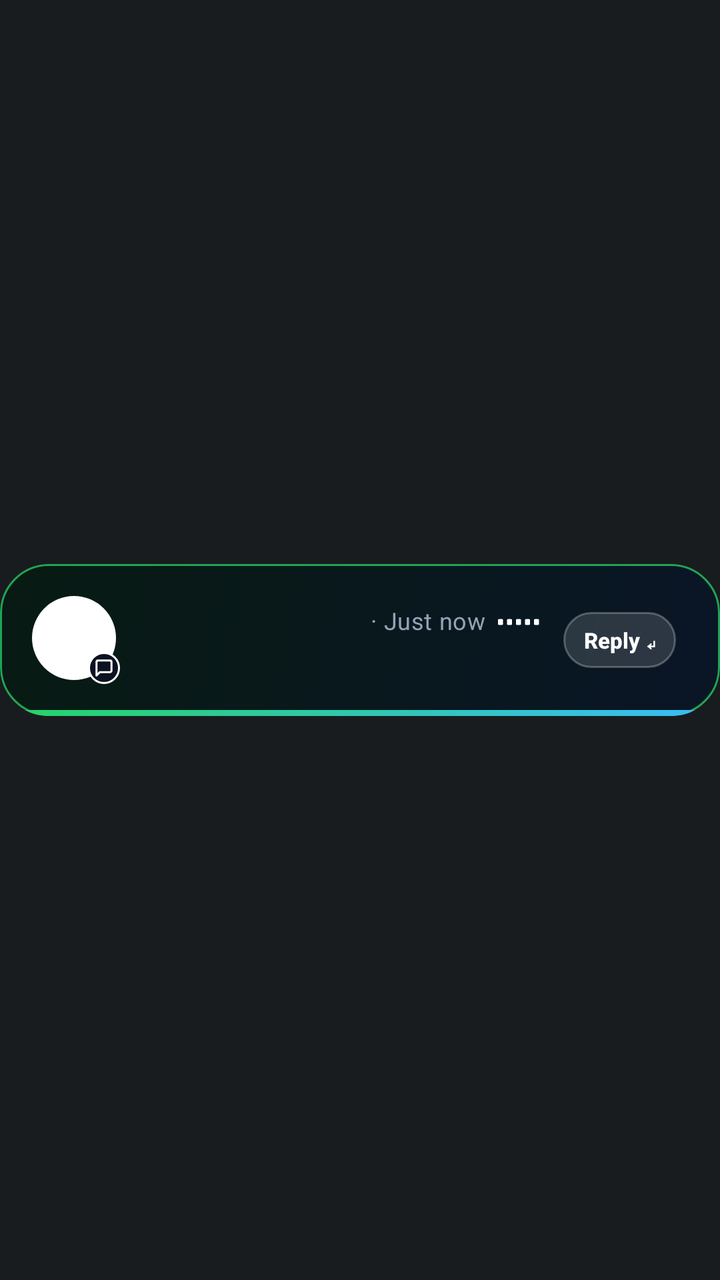
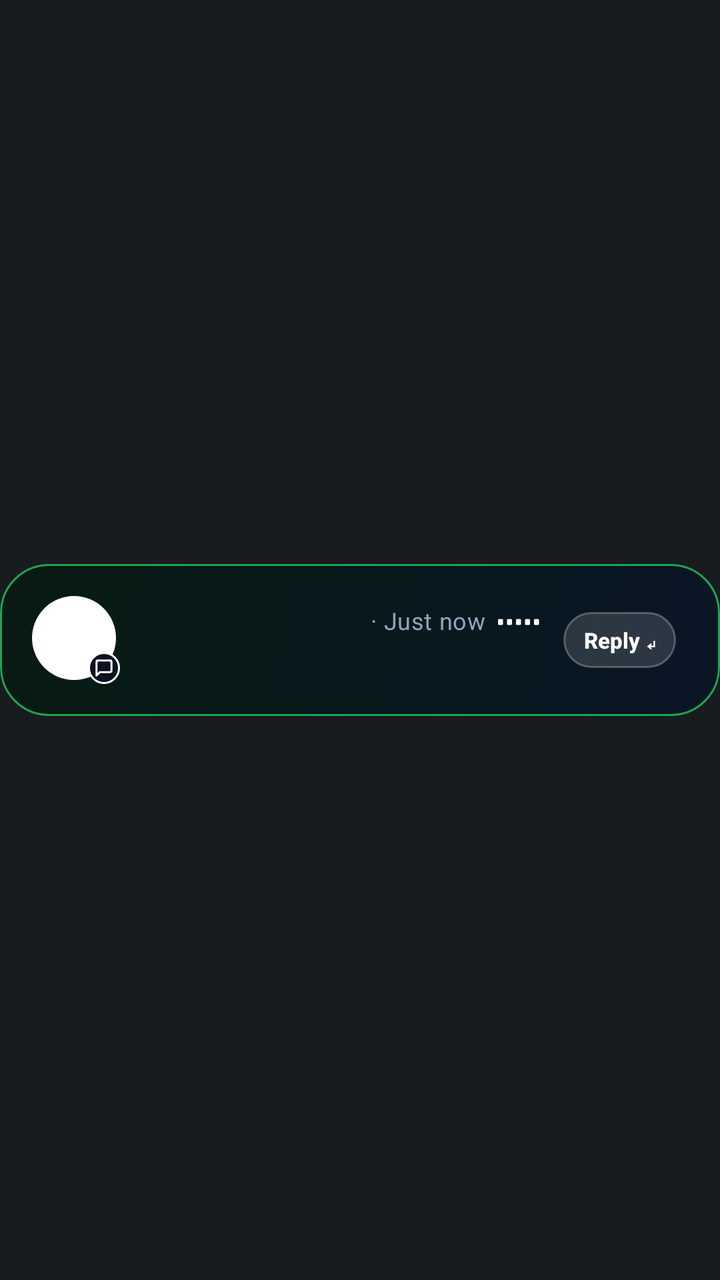

Before-and-after screenshots of an Android layout around one commit, followed by the original layout XML and the change that was made.
<!-- AndroidManifest.xml: application theme Theme.AtAGlancePlus -->
<!-- res/layout/include_island_message_toast.xml -->
<?xml version="1.0" encoding="utf-8"?>
<FrameLayout xmlns:android="http://schemas.android.com/apk/res/android"
    android:id="@+id/card_root"
    style="@style/AagCardRoot">

    <FrameLayout
        android:id="@+id/card_body"
        android:layout_width="match_parent"
        android:layout_height="76dp"
        android:layout_gravity="center_vertical"
        android:background="@drawable/card_bg_island"
        android:clipToOutline="true">

        <LinearLayout
            android:layout_width="match_parent"
            android:layout_height="match_parent"
            android:gravity="center_vertical"
            android:orientation="horizontal"
            android:paddingStart="16dp"
            android:paddingEnd="18dp">

            <FrameLayout
                android:layout_width="44dp"
                android:layout_height="44dp">

                <ImageView
                    android:id="@+id/island_avatar"
                    android:layout_width="42dp"
                    android:layout_height="42dp"
                    android:contentDescription="@null"
                    android:src="@drawable/island_avatar_bg" />

                <TextView
                    android:id="@+id/island_initial"
                    android:layout_width="42dp"
                    android:layout_height="42dp"
                    android:fontFamily="sans-serif-medium"
                    android:gravity="center"
                    android:includeFontPadding="false"
                    android:textColor="#FF04130A"
                    android:textSize="16sp"
                    android:textStyle="bold" />

                <FrameLayout
                    android:layout_width="16dp"
                    android:layout_height="16dp"
                    android:layout_gravity="bottom|end"
                    android:background="@drawable/island_badge_bg">

                    <ImageView
                        android:id="@+id/island_badge_icon"
                        android:layout_width="10dp"
                        android:layout_height="10dp"
                        android:layout_gravity="center"
                        android:contentDescription="@null"
                        android:src="@drawable/ic_chat_badge" />
                </FrameLayout>
            </FrameLayout>

            <LinearLayout
                android:layout_width="0dp"
                android:layout_height="wrap_content"
                android:layout_marginStart="11dp"
                android:layout_weight="1"
                android:orientation="vertical">

                <LinearLayout
                    android:layout_width="match_parent"
                    android:layout_height="wrap_content"
                    android:gravity="center_vertical"
                    android:orientation="horizontal">

                    <TextView
                        android:id="@+id/island_app"
                        style="@style/AagText.Label"
                        android:layout_width="wrap_content"
                        android:layout_height="wrap_content"
                        android:textAllCaps="true"
                        android:textStyle="bold" />

                    <TextView
                        android:id="@+id/island_sender"
                        style="@style/AagText.Badge"
                        android:layout_width="0dp"
                        android:layout_height="wrap_content"
                        android:layout_marginStart="6dp"
                        android:layout_weight="1"
                        android:ellipsize="end" />

                    <TextView
                        android:id="@+id/island_time"
                        style="@style/AagText.Label"
                        android:layout_width="wrap_content"
                        android:layout_height="wrap_content"
                        android:layout_marginStart="6dp"
                        android:fontFamily="sans-serif"
                        android:text="· Just now"
                        android:textColor="#FF94A3B8" />

                    <ProgressBar
                        android:id="@+id/island_eq"
                        android:layout_width="21dp"
                        android:layout_height="14dp"
                        android:layout_marginStart="6dp"
                        android:indeterminate="true"
                        android:indeterminateDrawable="@drawable/avd_island_equalizer"
                        android:indeterminateOnly="true" />
                </LinearLayout>

                <TextView
                    android:id="@+id/island_message"
                    style="@style/AagText.Detail"
                    android:layout_width="match_parent"
                    android:layout_height="wrap_content"
                    android:layout_marginTop="2dp"
                    android:textColor="#FFF1F5F9" />
            </LinearLayout>

            <FrameLayout
                android:id="@+id/island_reply"
                android:layout_width="64dp"
                android:layout_height="36dp"
                android:layout_marginStart="8dp"
                android:contentDescription="Reply">

                <TextView
                    android:layout_width="wrap_content"
                    android:layout_height="28dp"
                    android:layout_gravity="center"
                    android:background="@drawable/island_reply_bg"
                    android:duplicateParentState="true"
                    android:fontFamily="sans-serif-medium"
                    android:gravity="center"
                    android:paddingStart="10dp"
                    android:paddingEnd="10dp"
                    android:singleLine="true"
                    android:text="Reply ↵"
                    android:textColor="#FFFFFFFF"
                    android:textSize="11sp"
                    android:textStyle="bold" />
            </FrameLayout>
        </LinearLayout>

        <ProgressBar
            android:id="@+id/island_countdown"
            style="@android:style/Widget.Material.ProgressBar.Horizontal"
            android:layout_width="match_parent"
            android:layout_height="3dp"
            android:layout_gravity="bottom"
            android:max="1000"
            android:progress="1000"
            android:progressDrawable="@drawable/island_progress" />
    </FrameLayout>
</FrameLayout>
<!-- resources referenced by this layout -->
<resources>
  <!-- drawable avd_island_equalizer: vector/xml drawable (drawable, 4659 chars, omitted) -->
  <!-- drawable card_bg_island (drawable) -->
  <?xml version="1.0" encoding="utf-8"?>
  <shape xmlns:android="http://schemas.android.com/apk/res/android" android:shape="rectangle">
      <gradient android:angle="315" android:startColor="#FA071A12" android:endColor="#FA091526" android:type="linear" />
      <stroke android:width="1dp" android:color="#BF25D366" />
      <corners android:radius="24dp" />
  </shape>
  <!-- drawable ic_chat_badge (drawable) -->
  <?xml version="1.0" encoding="utf-8"?>
  <vector xmlns:android="http://schemas.android.com/apk/res/android"
      android:width="10dp"
      android:height="10dp"
      android:viewportWidth="24"
      android:viewportHeight="24">
      <path android:pathData="M21,15a2,2 0 0 1-2,2H7l-4,4V5a2,2 0 0 1 2,-2h14a2,2 0 0 1 2,2z"
          android:fillColor="#00000000"
          android:strokeColor="#FFFFFFFF"
          android:strokeWidth="2.5"
          android:strokeLineCap="round"
          android:strokeLineJoin="round" />
  </vector>
  <!-- drawable island_avatar_bg (drawable) -->
  <?xml version="1.0" encoding="utf-8"?>
  <shape xmlns:android="http://schemas.android.com/apk/res/android" android:shape="oval">
      <solid android:color="#FFFFFFFF" />
  </shape>
  <!-- drawable island_badge_bg (drawable) -->
  <?xml version="1.0" encoding="utf-8"?>
  <shape xmlns:android="http://schemas.android.com/apk/res/android" android:shape="oval">
      <solid android:color="#FF0B1220" />
      <stroke android:width="1dp" android:color="#FFFFFFFF" />
  </shape>
  <!-- drawable island_progress (drawable) -->
  <?xml version="1.0" encoding="utf-8"?>
  <layer-list xmlns:android="http://schemas.android.com/apk/res/android">
      <item android:id="@android:id/background">
          <shape android:shape="rectangle"><solid android:color="#00000000" /></shape>
      </item>
      <item android:id="@android:id/progress">
          <clip>
              <shape android:shape="rectangle">
                  <gradient android:angle="0" android:startColor="#FF25D366" android:endColor="#FF38BDF8" />
              </shape>
          </clip>
      </item>
  </layer-list>
  <!-- drawable island_reply_bg (drawable) -->
  <?xml version="1.0" encoding="utf-8"?>
  <shape xmlns:android="http://schemas.android.com/apk/res/android" android:shape="rectangle">
      <solid android:color="#24FFFFFF" />
      <stroke android:width="1dp" android:color="#40FFFFFF" />
      <corners android:radius="14dp" />
  </shape>
  <style name="AagCardRoot">
          <item name="android:layout_width">match_parent</item>
          <item name="android:layout_height">88dp</item>
          <item name="android:clipChildren">false</item>
          <item name="android:clipToPadding">false</item>
      </style>
  <style name="AagText.Badge">
          <item name="android:textSize">15sp</item>
          <item name="android:fontFamily">sans-serif-medium</item>
          <item name="android:lineHeight">18sp</item>
          <item name="android:ellipsize">none</item>
      </style>
  <style name="AagText.Detail">
          <item name="android:textSize">13sp</item>
          <item name="android:fontFamily">sans-serif</item>
          <item name="android:lineHeight">17sp</item>
          <item name="android:letterSpacing">0.0077</item>
          <item name="android:textColor">#FFD8E2F0</item>
      </style>
  <style name="AagText.Label">
          <item name="android:textSize">12sp</item>
          <item name="android:fontFamily">sans-serif-medium</item>
          <item name="android:lineHeight">15sp</item>
          <item name="android:letterSpacing">0.0167</item>
          <item name="android:textColor">#FF93C5FD</item>
      </style>
  <style name="Theme.AtAGlancePlus" parent="android:Theme.DeviceDefault.NoActionBar">
          <item name="android:windowLightStatusBar">false</item>
      </style>
</resources>

<!-- the commit's change to res/layout/include_island_message_toast.xml (unified diff, before → after) -->
@@ -140,15 +140,5 @@
                     android:textStyle="bold" />
             </FrameLayout>
         </LinearLayout>
-
-        <ProgressBar
-            android:id="@+id/island_countdown"
-            style="@android:style/Widget.Material.ProgressBar.Horizontal"
-            android:layout_width="match_parent"
-            android:layout_height="3dp"
-            android:layout_gravity="bottom"
-            android:max="1000"
-            android:progress="1000"
-            android:progressDrawable="@drawable/island_progress" />
     </FrameLayout>
 </FrameLayout>
<!-- resource entries referenced after the edit -->
@@ -33,20 +33,6 @@
       <solid android:color="#FF0B1220" />
       <stroke android:width="1dp" android:color="#FFFFFFFF" />
   </shape>
-  <!-- drawable island_progress (drawable) -->
-  <?xml version="1.0" encoding="utf-8"?>
-  <layer-list xmlns:android="http://schemas.android.com/apk/res/android">
-      <item android:id="@android:id/background">
-          <shape android:shape="rectangle"><solid android:color="#00000000" /></shape>
-      </item>
-      <item android:id="@android:id/progress">
-          <clip>
-              <shape android:shape="rectangle">
-                  <gradient android:angle="0" android:startColor="#FF25D366" android:endColor="#FF38BDF8" />
-              </shape>
-          </clip>
-      </item>
-  </layer-list>
   <!-- drawable island_reply_bg (drawable) -->
   <?xml version="1.0" encoding="utf-8"?>
   <shape xmlns:android="http://schemas.android.com/apk/res/android" android:shape="rectangle">
